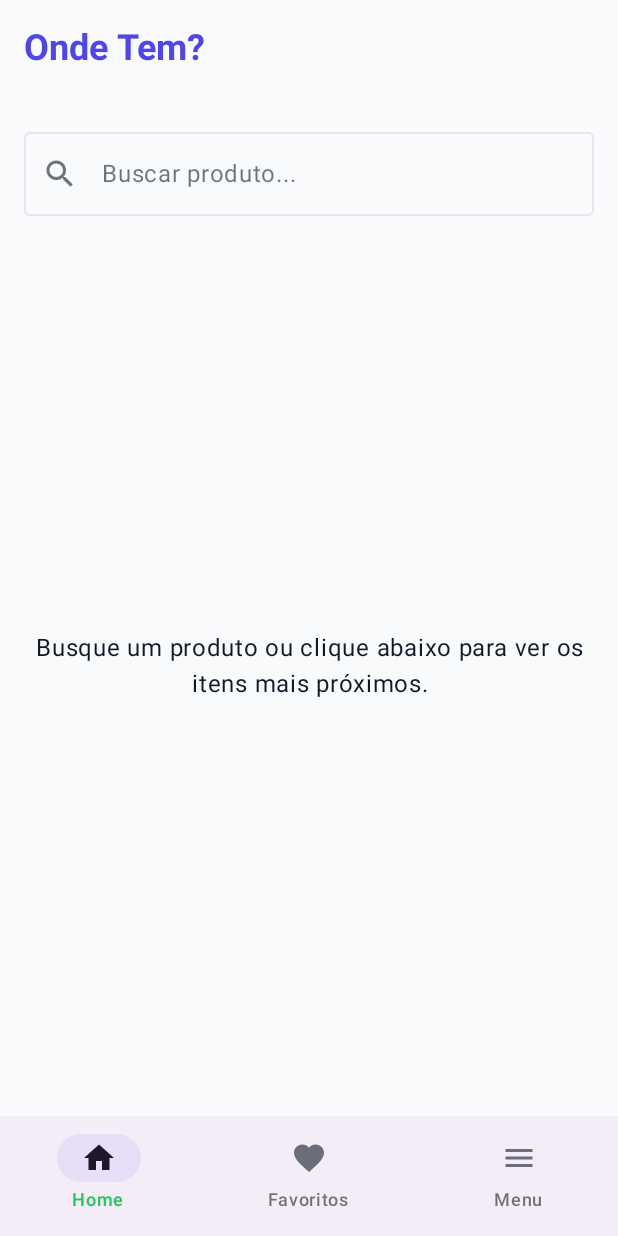
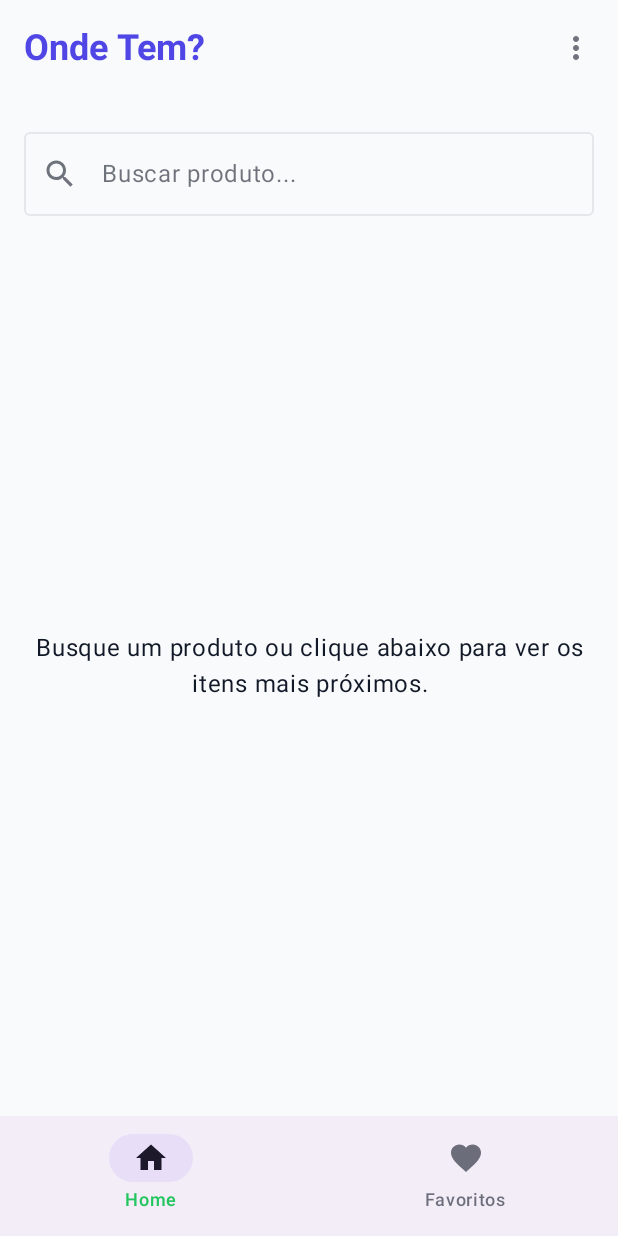
Before and after one commit to brunoalves0921/mobile_projeto_final, an Android app built with Jetpack Compose: the home screen opened through its navigation route, on a phone screen of 412 x 824 dp. Run offline under Robolectric (Android 15) with nearby library versions, the phone set to English and light mode, and no system bars; our stand-ins replace Firebase (no records; nobody signed in at launch, a user with empty details on screens opened directly).

Commit message:
subir novamente o menu com 3 pontinhos e tirar da barra de navegação

```diff
--- a/app/src/main/java/com/example/ondetem/ui/MainScreen.kt
+++ b/app/src/main/java/com/example/ondetem/ui/MainScreen.kt
@@ -2,21 +2,13 @@ package com.example.ondetem.ui
 
 import androidx.compose.animation.*
 import androidx.compose.animation.core.tween
-import androidx.compose.foundation.clickable
-import androidx.compose.foundation.layout.Arrangement
 import androidx.compose.foundation.layout.Box
-import androidx.compose.foundation.layout.Column
-import androidx.compose.foundation.layout.RowScope
-import androidx.compose.foundation.layout.fillMaxHeight
 import androidx.compose.foundation.layout.padding
 import androidx.compose.material.icons.Icons
 import androidx.compose.material.icons.filled.*
 import androidx.compose.material3.*
 import androidx.compose.runtime.*
-import androidx.compose.ui.Alignment
 import androidx.compose.ui.Modifier
-import androidx.compose.ui.semantics.Role
-import androidx.compose.ui.unit.dp
 import androidx.navigation.compose.NavHost
 import androidx.navigation.compose.composable
 import androidx.navigation.compose.rememberNavController
@@ -40,7 +32,8 @@ fun MainScreen(
     val currentRoute = remember { mutableStateOf("selecionar_perfil") }
 
     val bottomNavRoutes = listOf("home", "favoritos")
-    val showBottomBar = currentRoute.value in (bottomNavRoutes + listOf("menu_placeholder")) // Use a placeholder
+    // A visibilidade da BottomBar não precisa mais do placeholder de menu
+    val showBottomBar = currentRoute.value in bottomNavRoutes
     var menuExpanded by remember { mutableStateOf(false) }
 
     Scaffold(
@@ -50,44 +43,16 @@ fun MainScreen(
                     currentRoute = currentRoute.value,
                     canNavigateBack = navController.previousBackStackEntry != null && !bottomNavRoutes.contains(currentRoute.value),
                     onNavigateBack = { navController.popBackStack() },
-                    onNavigateTo = { }
-                )
-            }
-        },
-        bottomBar = {
-            AnimatedVisibility(visible = showBottomBar) {
-                NavigationBar {
-                    // Item Home (Padrão)
-                    NavigationBarItem(
-                        icon = { Icon(Icons.Default.Home, "Home") },
-                        label = { Text("Home") },
-                        selected = currentRoute.value == "home",
-                        onClick = {
-                            navController.navigate("home") { launchSingleTop = true; restoreState = true }
-                            currentRoute.value = "home"
-                        }
-                    )
-
-                    // Item Favoritos (Padrão)
-                    NavigationBarItem(
-                        icon = { Icon(Icons.Default.Favorite, "Favoritos") },
-                        label = { Text("Favoritos") },
-                        selected = currentRoute.value == "favoritos",
-                        onClick = {
-                            navController.navigate("favoritos") { launchSingleTop = true; restoreState = true }
-                            currentRoute.value = "favoritos"
-                        }
-                    )
-
-                    // AQUI ESTÁ A CORREÇÃO:
-                    // A própria RowScope da NavigationBar é usada para criar um item personalizado
-                    // que se comporta como os outros.
-                    this.NavigationBarItem(
-                        selected = false,
-                        onClick = { menuExpanded = true },
-                        icon = {
-                            Box { // O Box agora está dentro do 'icon', que é um lugar seguro
-                                Icon(Icons.Default.Menu, contentDescription = "Menu")
+                    // --- MUDANÇA 1: Adicionar o menu de três pontinhos como uma "ação" ---
+                    actions = {
+                        // O menu só aparecerá nas telas principais do cliente
+                        if (currentRoute.value in bottomNavRoutes) {
+                            Box {
+                                // Ícone de três pontinhos que abre o menu
+                                IconButton(onClick = { menuExpanded = true }) {
+                                    Icon(Icons.Default.MoreVert, contentDescription = "Menu")
+                                }
+                                // O menu suspenso (Dropdown)
                                 DropdownMenu(
                                     expanded = menuExpanded,
                                     onDismissRequest = { menuExpanded = false }
@@ -112,13 +77,43 @@ fun MainScreen(
                                     )
                                 }
                             }
-                        },
-                        label = { Text("Menu") }
+                        }
+                    }
+                )
+            }
+        },
+        bottomBar = {
+            AnimatedVisibility(visible = showBottomBar) {
+                NavigationBar {
+                    // Item Home (Permanece)
+                    NavigationBarItem(
+                        icon = { Icon(Icons.Default.Home, "Home") },
+                        label = { Text("Home") },
+                        selected = currentRoute.value == "home",
+                        onClick = {
+                            navController.navigate("home") { launchSingleTop = true; restoreState = true }
+                            currentRoute.value = "home"
+                        }
                     )
+
+                    // Item Favoritos (Permanece)
+                    NavigationBarItem(
+                        icon = { Icon(Icons.Default.Favorite, "Favoritos") },
+                        label = { Text("Favoritos") },
+                        selected = currentRoute.value == "favoritos",
+                        onClick = {
+                            navController.navigate("favoritos") { launchSingleTop = true; restoreState = true }
+                            currentRoute.value = "favoritos"
+                        }
+                    )
+
+                    // --- MUDANÇA 2: REMOVER O ITEM DE MENU DAQUI ---
+                    // O bloco NavigationBarItem que continha o DropdownMenu foi removido.
                 }
             }
         }
     ) { padding ->
+        // O NavHost continua igual, sem alterações necessárias.
         NavHost(
             navController = navController, startDestination = "selecionar_perfil", modifier = Modifier.padding(padding),
             enterTransition = { fadeIn(animationSpec = tween(300)) }, exitTransition = { fadeOut(animationSpec = tween(300)) },
@@ -139,7 +134,7 @@ fun MainScreen(
                     onCadastrarLoja = { vendedorId -> navController.navigate("cadastro_loja/$vendedorId"); currentRoute.value = "cadastro_loja" },
                     onLogout = { navController.navigate("selecionar_perfil") { popUpTo(navController.graph.startDestinationId) { inclusive = true } }; navController.navigate("selecionar_perfil"); currentRoute.value = "selecionar_perfil" },
                     onLojaClick = { lojaId -> navController.navigate("detalhes_loja/$lojaId"); currentRoute.value = "detalhes_loja" },
-                    onEditLoja = { lojaId -> navController.navigate("editar_loja/$lojaId"); currentRoute.value = "editar_loja"} // Navega para a nova rota de edição
+                    onEditLoja = { lojaId -> navController.navigate("editar_loja/$lojaId"); currentRoute.value = "editar_loja"}
                 )
             }
 
@@ -148,18 +143,17 @@ fun MainScreen(
                 val vendedorId = backStackEntry.arguments?.getString("vendedorId")
                 CadastroLojaScreen(
                     vendedorId = vendedorId,
-                    lojaId = null, // Modo de adição
+                    lojaId = null,
                     onLojaSalva = { navController.popBackStack(); currentRoute.value = "perfil_vendedor" }
                 )
             }
 
-            // NOVA ROTA PARA EDITAR LOJA
             composable("editar_loja/{lojaId}") { backStackEntry ->
                 currentRoute.value = "editar_loja"
                 val lojaId = backStackEntry.arguments?.getString("lojaId")
                 CadastroLojaScreen(
-                    vendedorId = null, // Não precisa no modo de edição
-                    lojaId = lojaId,     // Passa o ID da loja para editar
+                    vendedorId = null,
+                    lojaId = lojaId,
                     onLojaSalva = { navController.popBackStack(); currentRoute.value = "perfil_vendedor" }
                 )
             }
--- a/app/src/main/java/com/example/ondetem/ui/components/TopBar.kt
+++ b/app/src/main/java/com/example/ondetem/ui/components/TopBar.kt
@@ -1,5 +1,6 @@
 package com.example.ondetem.ui.components
 
+import androidx.compose.foundation.layout.RowScope
 import androidx.compose.material.icons.Icons
 import androidx.compose.material.icons.automirrored.filled.ArrowBack
 import androidx.compose.material3.*
@@ -13,22 +14,19 @@ fun TopBar(
     currentRoute: String,
     canNavigateBack: Boolean,
     onNavigateBack: () -> Unit,
-    onNavigateTo: (String) -> Unit
+    // --- MUDANÇA: Adicionamos um parâmetro para as ações ---
+    actions: @Composable RowScope.() -> Unit
 ) {
     TopAppBar(
         title = {
-            // AQUI ESTÁ A MUDANÇA:
-            // Verificamos se a rota atual é "home"
             if (currentRoute == "home") {
-                // Se for, exibimos o nome do app com um estilo personalizado
                 Text(
                     text = "Onde Tem?",
-                    style = MaterialTheme.typography.headlineSmall, // Um estilo de título maior
-                    fontWeight = FontWeight.Bold, // Em negrito
-                    color = MaterialTheme.colorScheme.primary // Usa a cor primária do tema
+                    style = MaterialTheme.typography.headlineSmall,
+                    fontWeight = FontWeight.Bold,
+                    color = MaterialTheme.colorScheme.primary
                 )
             } else {
-                // Para todas as outras telas, exibimos o nome da rota formatado
                 Text(
                     text = currentRoute.replaceFirstChar { if (it.isLowerCase()) it.titlecase() else it.toString() },
                     maxLines = 1,
@@ -46,8 +44,7 @@ fun TopBar(
                 }
             }
         },
-        actions = {
-            // Vazio
-        }
+        // --- MUDANÇA: Usamos o novo parâmetro aqui ---
+        actions = actions
     )
 }
```
